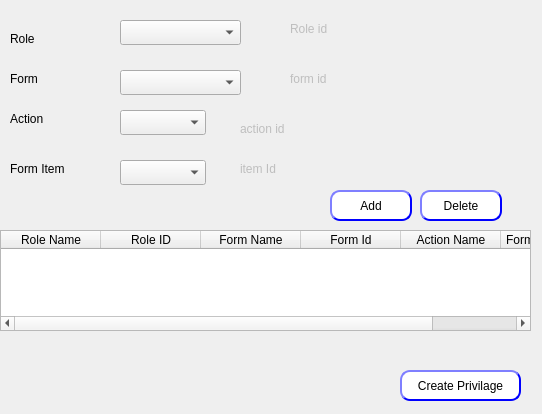
This is presentation/authorization_ui/createPrivilage.ui in shymaa123456/HyperPOS2020 as Qt 5 draws it before an edit. The edited form follows.
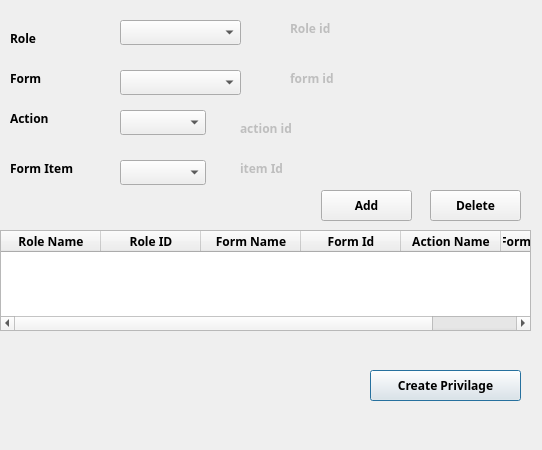
This is the edited form.

Diff of the .ui file:
```diff
--- a/presentation/authorization_ui/createPrivilage.ui
+++ b/presentation/authorization_ui/createPrivilage.ui
@@ -7,9 +7,21 @@
     <x>0</x>
     <y>0</y>
     <width>542</width>
-    <height>414</height>
+    <height>450</height>
    </rect>
   </property>
+  <property name="minimumSize">
+   <size>
+    <width>542</width>
+    <height>450</height>
+   </size>
+  </property>
+  <property name="maximumSize">
+   <size>
+    <width>542</width>
+    <height>450</height>
+   </size>
+  </property>
   <property name="windowTitle">
    <string>Priv</string>
   </property>
@@ -25,6 +37,14 @@
      <height>17</height>
     </rect>
    </property>
+   <property name="font">
+    <font>
+     <family>29LT Bukra Regular</family>
+     <pointsize>9</pointsize>
+     <weight>75</weight>
+     <bold>true</bold>
+    </font>
+   </property>
    <property name="frameShape">
     <enum>QFrame::NoFrame</enum>
    </property>
@@ -54,6 +74,14 @@
      <height>17</height>
     </rect>
    </property>
+   <property name="font">
+    <font>
+     <family>29LT Bukra Regular</family>
+     <pointsize>9</pointsize>
+     <weight>75</weight>
+     <bold>true</bold>
+    </font>
+   </property>
    <property name="frameShape">
     <enum>QFrame::NoFrame</enum>
    </property>
@@ -70,6 +98,14 @@
      <height>17</height>
     </rect>
    </property>
+   <property name="font">
+    <font>
+     <family>29LT Bukra Regular</family>
+     <pointsize>9</pointsize>
+     <weight>75</weight>
+     <bold>true</bold>
+    </font>
+   </property>
    <property name="text">
     <string>Form</string>
    </property>
@@ -93,6 +129,14 @@
      <height>17</height>
     </rect>
    </property>
+   <property name="font">
+    <font>
+     <family>29LT Bukra Regular</family>
+     <pointsize>9</pointsize>
+     <weight>75</weight>
+     <bold>true</bold>
+    </font>
+   </property>
    <property name="text">
     <string>Action</string>
    </property>
@@ -106,6 +150,14 @@
      <height>17</height>
     </rect>
    </property>
+   <property name="font">
+    <font>
+     <family>29LT Bukra Regular</family>
+     <pointsize>9</pointsize>
+     <weight>75</weight>
+     <bold>true</bold>
+    </font>
+   </property>
    <property name="text">
     <string>Role</string>
    </property>
@@ -123,35 +175,19 @@
   <widget class="QPushButton" name="BTN_createPrivilage">
    <property name="geometry">
     <rect>
-     <x>400</x>
+     <x>370</x>
      <y>370</y>
-     <width>121</width>
+     <width>151</width>
      <height>31</height>
     </rect>
    </property>
-   <property name="styleSheet">
-    <string notr="true">QPushButton{
-                                        background-color: white;
-                                        border-style: outset;
-                                        border-width: 2px;
-                                        border-radius: 10px;
-                                        border-color: blue;
-                                        min-width: 6em;
-                                        }
-                                        QPushButton:hover {
-                                        background: qradialgradient(
-                                        cx: 0.3, cy: -0.4, fx: 0.3, fy: -0.4,
-                                        radius: 1.35, stop: 0 #fff, stop: 1 #bbb
-                                        );
-                                        }
-                                        QPushButton:pressed {
-                                        border-style: inset;
-                                        background: qradialgradient(
-                                        cx: 0.4, cy: -0.1, fx: 0.4, fy: -0.1,
-                                        radius: 1.35, stop: 0 #fff, stop: 1 #ddd
-                                        );
-                                        }
-                                    </string>
+   <property name="font">
+    <font>
+     <family>29LT Bukra Regular</family>
+     <pointsize>9</pointsize>
+     <weight>75</weight>
+     <bold>true</bold>
+    </font>
    </property>
    <property name="text">
     <string>Create Privilage</string>
@@ -169,6 +205,14 @@
      <height>17</height>
     </rect>
    </property>
+   <property name="font">
+    <font>
+     <family>29LT Bukra Regular</family>
+     <pointsize>9</pointsize>
+     <weight>75</weight>
+     <bold>true</bold>
+    </font>
+   </property>
    <property name="frameShape">
     <enum>QFrame::NoFrame</enum>
    </property>
@@ -195,6 +239,14 @@
      <height>17</height>
     </rect>
    </property>
+   <property name="font">
+    <font>
+     <family>29LT Bukra Regular</family>
+     <pointsize>9</pointsize>
+     <weight>75</weight>
+     <bold>true</bold>
+    </font>
+   </property>
    <property name="text">
     <string>Form Item</string>
    </property>
@@ -211,6 +263,14 @@
      <height>17</height>
     </rect>
    </property>
+   <property name="font">
+    <font>
+     <family>29LT Bukra Regular</family>
+     <pointsize>9</pointsize>
+     <weight>75</weight>
+     <bold>true</bold>
+    </font>
+   </property>
    <property name="frameShape">
     <enum>QFrame::NoFrame</enum>
    </property>
@@ -230,6 +290,14 @@
      <height>101</height>
     </rect>
    </property>
+   <property name="font">
+    <font>
+     <family>29LT Bukra Regular</family>
+     <pointsize>9</pointsize>
+     <weight>75</weight>
+     <bold>true</bold>
+    </font>
+   </property>
    <property name="rowCount">
     <number>0</number>
    </property>
@@ -270,35 +338,19 @@
   <widget class="QPushButton" name="BTN_add">
    <property name="geometry">
     <rect>
-     <x>330</x>
+     <x>321</x>
      <y>190</y>
-     <width>82</width>
+     <width>91</width>
      <height>31</height>
     </rect>
    </property>
-   <property name="styleSheet">
-    <string notr="true">QPushButton{
-                                        background-color: white;
-                                        border-style: outset;
-                                        border-width: 2px;
-                                        border-radius: 10px;
-                                        border-color: blue;
-                                        min-width: 6em;
-                                        }
-                                        QPushButton:hover {
-                                        background: qradialgradient(
-                                        cx: 0.3, cy: -0.4, fx: 0.3, fy: -0.4,
-                                        radius: 1.35, stop: 0 #fff, stop: 1 #bbb
-                                        );
-                                        }
-                                        QPushButton:pressed {
-                                        border-style: inset;
-                                        background: qradialgradient(
-                                        cx: 0.4, cy: -0.1, fx: 0.4, fy: -0.1,
-                                        radius: 1.35, stop: 0 #fff, stop: 1 #ddd
-                                        );
-                                        }
-                                    </string>
+   <property name="font">
+    <font>
+     <family>29LT Bukra Regular</family>
+     <pointsize>9</pointsize>
+     <weight>75</weight>
+     <bold>true</bold>
+    </font>
    </property>
    <property name="text">
     <string>Add</string>
@@ -307,35 +359,19 @@
   <widget class="QPushButton" name="BTN_delete">
    <property name="geometry">
     <rect>
-     <x>420</x>
+     <x>430</x>
      <y>190</y>
-     <width>82</width>
+     <width>91</width>
      <height>31</height>
     </rect>
    </property>
-   <property name="styleSheet">
-    <string notr="true">QPushButton{
-                                        background-color: white;
-                                        border-style: outset;
-                                        border-width: 2px;
-                                        border-radius: 10px;
-                                        border-color: blue;
-                                        min-width: 6em;
-                                        }
-                                        QPushButton:hover {
-                                        background: qradialgradient(
-                                        cx: 0.3, cy: -0.4, fx: 0.3, fy: -0.4,
-                                        radius: 1.35, stop: 0 #fff, stop: 1 #bbb
-                                        );
-                                        }
-                                        QPushButton:pressed {
-                                        border-style: inset;
-                                        background: qradialgradient(
-                                        cx: 0.4, cy: -0.1, fx: 0.4, fy: -0.1,
-                                        radius: 1.35, stop: 0 #fff, stop: 1 #ddd
-                                        );
-                                        }
-                                    </string>
+   <property name="font">
+    <font>
+     <family>29LT Bukra Regular</family>
+     <pointsize>9</pointsize>
+     <weight>75</weight>
+     <bold>true</bold>
+    </font>
    </property>
    <property name="text">
     <string>Delete</string>
```
Left out of the diff: 32 changed lines with no effect on the pictures.
